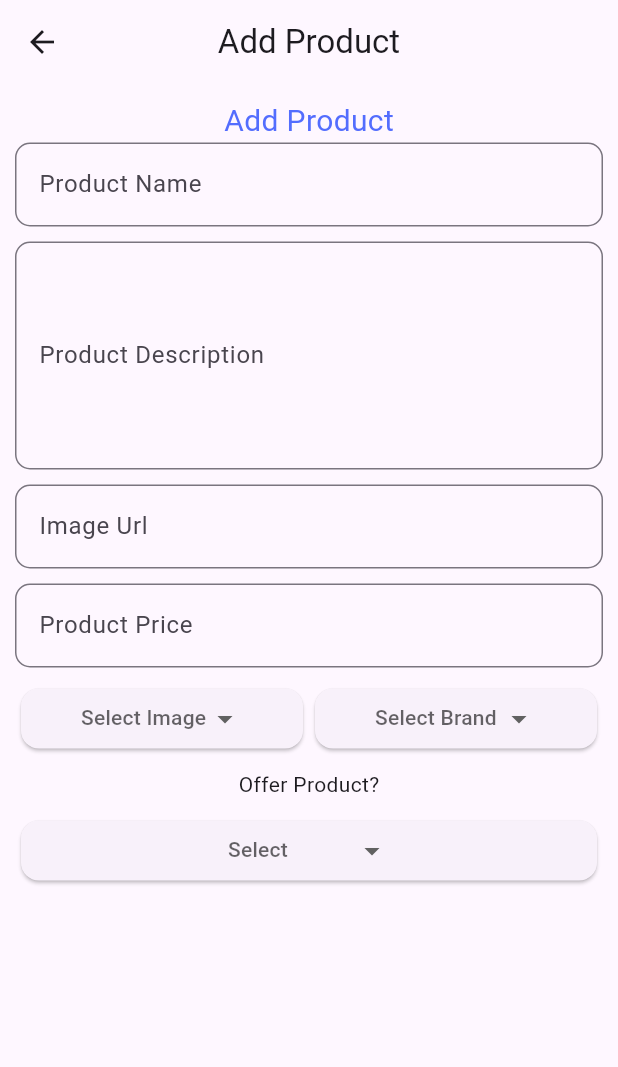
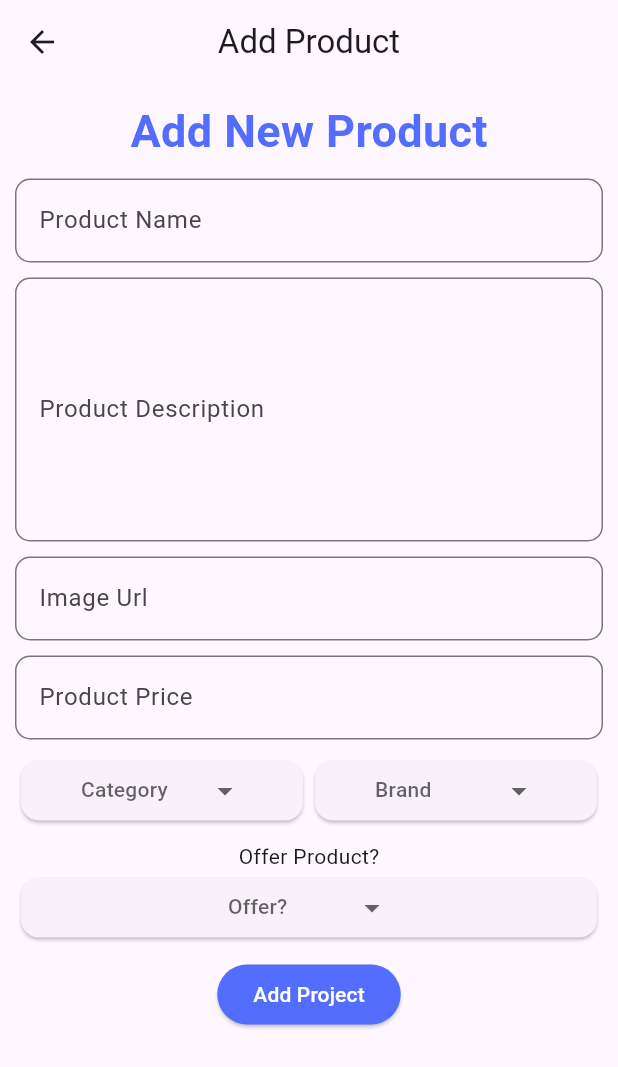
Before and after one commit to Amos4070/ecommerce, a Flutter app: the screen it shows after launch, after a tap on the "add" icon, on a phone screen of 412 x 824 dp. Shown: the top 1067 px of the screen. Run offline on Flutter 3.47's test engine with Material 3 defaults, Android fonts, the phone set to English and light mode, and no system bars; drawn by our look-alikes of dropdown_button2; our stand-ins replace cloud_firestore, firebase_core, get; accounts and stored records are empty.

Commit message:
New Changes

```diff
--- /dev/null
+++ b/lib/controllers/home_controller.dart
@@ -0,0 +1,28 @@
+import 'package:cloud_firestore/cloud_firestore.dart';
+import 'package:get/get.dart';
+
+class HomeController
+    extends GetxController {
+  ///trying to add my data to cloud firestore database
+  ///////////////////////////////////////////////////
+  FirebaseFirestore firestore = FirebaseFirestore.instance;
+
+  ///we need to create collection reference
+  /////////////////////////////////////////////////////////
+  late CollectionReference productCollection;
+  @override
+  void onInit() {
+    ///this is the same as initstate
+    /////////////////////////////////////////////////////////
+    productCollection = firestore.collection('product');
+    super.onInit();
+  }
+
+  ///creating method to add product to our collection
+///////////////////////////////////
+//////////////////////////////////
+
+  addProduct() {
+    DocumentReference doc = productCollection.doc();
+  }
+}
--- a/lib/main.dart
+++ b/lib/main.dart
@@ -1,30 +1,38 @@
-import 'package:ecommerce/page/home_page.dart';
+import 'package:ecommerce/controllers/custom_firebase_options.dart';
+import 'package:ecommerce/views/home_page.dart';
 import 'package:firebase_core/firebase_core.dart';
 import 'package:flutter/material.dart';
-import 'package:get/get_navigation/src/root/get_material_app.dart';
+import 'package:get/get.dart';
 
-void main() async {
+import 'controllers/home_controller.dart';
+
+void
+    main() async {
+  ///initializing getx controller
+  Get.put(HomeController());
+
+  ///initialising firebase
   WidgetsFlutterBinding.ensureInitialized();
-  await Firebase.initializeApp();
+
+  /// the firebase option was created by me check the firebase option folder
+  await Firebase.initializeApp(options: firebaseOptions);
   runApp(const MyApp());
 }
 
-
-class MyApp extends StatelessWidget {
+class MyApp
+    extends StatelessWidget {
   const MyApp({super.key});
-
 
   @override
   Widget build(BuildContext context) {
+    ///making get the root material
     return GetMaterialApp(
         debugShowCheckedModeBanner: false,
         title: '',
         theme: ThemeData(
-
           colorScheme: ColorScheme.fromSeed(seedColor: Colors.deepPurple),
           useMaterial3: true,
         ),
-      home: const HomePage()
-    );
+        home: const HomePage());
   }
 }
--- a/lib/page/add_product_page.dart
+++ /dev/null
@@ -1,107 +0,0 @@
-import 'package:flutter/material.dart';
-
-import 'dropdown_file/dropdown_listWidget.dart';
-
-
-
-class AddProductPage extends StatelessWidget {
-  const AddProductPage({super.key});
-
-  @override
-  Widget build(BuildContext context) {
-    return Scaffold(
-appBar: AppBar(title:    const Text('Add Product'),
-centerTitle:  true,),
-
-    body:   SingleChildScrollView(
-      keyboardDismissBehavior: ScrollViewKeyboardDismissBehavior.onDrag,
-      child: Container(
-        margin: const EdgeInsets.all(10),
-        width: double.maxFinite,
-        child: Column(
-          crossAxisAlignment: CrossAxisAlignment.center,
-          children: [
-            const Text('Add Product',  style: TextStyle(fontSize: 20, color:  Colors.indigoAccent),),
-           TextField(
-             decoration: InputDecoration(
-               hintText: 'Enter Your Product Name',
-               ///this is the textbox label
-               label: const Text('Product Name'),
-               border: OutlineInputBorder(
-                 borderRadius: BorderRadius.circular(10)
-               ),
-             ),
-
-           ),
-           const SizedBox(height: 10),
-           TextField(
-             keyboardType: TextInputType.text,
-             maxLines: 5,
-             decoration: InputDecoration(
-
-               hintText: 'Enter Your Product Description',
-               ///this is the textbox label
-               label: const Text('Product Description'),
-               border: OutlineInputBorder(
-                 borderRadius: BorderRadius.circular(10)
-               ),
-             ),
-
-           ),
-            const SizedBox(height: 10),
-
-            TextField(
-             decoration: InputDecoration(
-               hintText: 'Enter Your Image Url',
-               ///this is the textbox label
-               label: const Text('Image Url'),
-               border: OutlineInputBorder(
-                 borderRadius: BorderRadius.circular(10)
-               ),
-             ),
-
-           ),
-            const SizedBox(height: 10),
-
-            TextField(
-             decoration: InputDecoration(
-               hintText: 'Enter Your Product Price',
-               ///this is the textbox label
-               label: const Text('Product Price'),
-               border: OutlineInputBorder(
-                 borderRadius: BorderRadius.circular(10)
-               ),
-             ),
-
-           ),
-            const SizedBox(height: 10),
-
-        const Row(
-          children: [
-            Flexible(child: DropDownButton(dropDownName: 'Select Image',
-              itemsList: ['Cat1', 'Cat2', 'Cat3'],)),
-            Flexible(child: DropDownButton(dropDownName: 'Select Brand', itemsList: ['Brand1', 'Brand2', 'Brand3'],)),
-
-          ],
-        ),
-            const SizedBox(height: 10),
-
-            const Text('Offer Product?'),
-            const SizedBox(height: 10),
-       const DropDownButton(dropDownName: 'Select', itemsList: ['true', 'false'],),
-
-
-
-
-
-
-
-          ],
-        ),
-      ),
-    ),
-
-
-    );
-  }
-}
--- a/lib/page/home_page.dart
+++ /dev/null
@@ -1,34 +0,0 @@
-import 'package:ecommerce/page/add_product_page.dart';
-import 'package:flutter/cupertino.dart';
-import 'package:flutter/material.dart';
-import 'package:get/get.dart';
-import 'package:get/get_core/src/get_main.dart';
-
-class HomePage extends StatelessWidget {
-  const HomePage({super.key});
-
-  @override
-  Widget build(BuildContext context) {
-    return SafeArea(child: Scaffold(
-      appBar: AppBar(
-        centerTitle: true,
-        backgroundColor: Colors.blue,
-
-        title: const Text('FootWare Admin', style: TextStyle(fontWeight: FontWeight.bold),),
-      ),
-    body: ListView.builder(itemCount: 10,itemBuilder: (context, index){
-
-      return  ListTile(
-         title: const Text('Title'),
-        subtitle: const Text("Price:100"),
-        trailing: IconButton(onPressed: (){}, icon: const Icon(Icons.delete)),
-      );
-    }),
-
-    floatingActionButton: FloatingActionButton(onPressed: (){
-      Get.to(const AddProductPage(), transition: Transition.fadeIn, duration: const Duration(milliseconds: 10));
-    }, child: const Icon(Icons.add),),
-
-    ),);
-  }
-}
--- /dev/null
+++ b/lib/views/add_product_page.dart
@@ -0,0 +1,115 @@
+import 'package:ecommerce/controllers/home_controller.dart';
+import 'package:flutter/material.dart';
+import 'package:get/get_state_manager/src/simple/get_state.dart';
+
+import '../widgets/drop_down_pubdevpackage.dart';
+
+class AddProductPage
+    extends StatelessWidget {
+  const AddProductPage({super.key});
+
+  @override
+  Widget build(BuildContext context) {
+    return GetBuilder<HomeController>(builder: (myCustomLogic) {
+      return Scaffold(
+        appBar: AppBar(centerTitle: true, title: const Text('Add Product')),
+        body: SingleChildScrollView(
+          keyboardDismissBehavior: ScrollViewKeyboardDismissBehavior.onDrag,
+          child: Container(
+            margin: const EdgeInsets.all(10),
+            width: double.maxFinite,
+            child: Column(
+              crossAxisAlignment: CrossAxisAlignment.center,
+              children: [
+                const Text(
+                  'Add New Product',
+                  style: TextStyle(fontSize: 30, color: Colors.indigoAccent, fontWeight: FontWeight.bold),
+                ),
+                const SizedBox(height: 10),
+                TextField(
+                  decoration: InputDecoration(
+                      label: const Text('Product Name'),
+                      hintText: 'Enter Your Product Name',
+                      border: OutlineInputBorder(
+                        borderRadius: BorderRadius.circular(10),
+                      )),
+                ),
+                const SizedBox(height: 10),
+                TextField(
+                  maxLines: 6,
+                  decoration: InputDecoration(
+                      label: const Text('Product Description'),
+                      hintText: 'Enter Your Product Description',
+                      border: OutlineInputBorder(
+                        borderRadius: BorderRadius.circular(10),
+                      )),
+                ),
+                const SizedBox(height: 10),
+                TextField(
+                  decoration: InputDecoration(
+                      label: const Text('Image Url'),
+                      hintText: 'Enter Your Image Url',
+                      border: OutlineInputBorder(
+                        borderRadius: BorderRadius.circular(10),
+                      )),
+                ),
+                const SizedBox(height: 10),
+                TextField(
+                  decoration: InputDecoration(
+                      label: const Text('Product Price'),
+                      hintText: 'Enter Your Product Price',
+                      border: OutlineInputBorder(
+                        borderRadius: BorderRadius.circular(10),
+                      )),
+                ),
+                const SizedBox(height: 10),
+                Row(
+                  children: [
+                    Flexible(
+                        child: DropDownButton(
+                      name: 'Category',
+                      listItem: const [
+                        'Cat1',
+                        'Cat2',
+                        'Cat3'
+                      ],
+                      onSelected: (selectedValue) {},
+                    )),
+                    Flexible(
+                        child: DropDownButton(
+                      name: 'Brand',
+                      listItem: const [
+                        'Brand1',
+                        'Brand2',
+                        'Brand3'
+                      ],
+                      onSelected: (selectedValue) {},
+                    )),
+                  ],
+                ),
+                const SizedBox(height: 10),
+                const Text('Offer Product?'),
+                DropDownButton(
+                  name: 'Offer?',
+                  listItem: const [
+                    'true',
+                    'false',
+                  ],
+                  onSelected: (selectedValue) {},
+                ),
+                const SizedBox(height: 10),
+                ElevatedButton(
+                    style: ElevatedButton.styleFrom(backgroundColor: Colors.indigoAccent),
+                    onPressed: () {},
+                    child: const Text(
+                      'Add Project',
+                      style: TextStyle(color: Colors.white),
+                    ))
+              ],
+            ),
+          ),
+        ),
+      );
+    });
+  }
+}
--- /dev/null
+++ b/lib/views/home_page.dart
@@ -0,0 +1,47 @@
+import 'package:ecommerce/controllers/home_controller.dart';
+import 'package:ecommerce/views/add_product_page.dart';
+import 'package:flutter/material.dart';
+import 'package:get/get.dart';
+
+class HomePage
+    extends StatelessWidget {
+  const HomePage({super.key});
+
+  @override
+  Widget build(BuildContext context) {
+    return GetBuilder<HomeController>(builder: (myLogic) {
+      return Scaffold(
+        appBar: AppBar(
+          backgroundColor: Colors.blueAccent,
+          titleTextStyle: const TextStyle(fontSize: 20, fontWeight: FontWeight.bold, color: Colors.white),
+          title: const Text('Footwear Admin'),
+          centerTitle: true,
+        ),
+        body: ListView.builder(
+            itemCount: 10,
+            itemBuilder: (context, index) {
+              return ListTile(
+                title: const Text('Title'),
+                subtitle: const Text('Price:100'),
+                trailing: IconButton(
+                  onPressed: () {
+                    ///TODO implement this
+                  },
+                  icon: const Icon(Icons.delete),
+                ),
+              );
+            }),
+        floatingActionButton: FloatingActionButton(
+          onPressed: () {
+            Get.to(
+              const AddProductPage(),
+              transition: Transition.leftToRight,
+              duration: const Duration(milliseconds: 10),
+            );
+          },
+          child: const Icon(Icons.add),
+        ),
+      );
+    });
+  }
+}
--- a/lib/page/dropdown_file/dropdown_listWidget.dart
+++ b/lib/widgets/drop_down_pubdevpackage.dart
@@ -1,15 +1,16 @@
 import 'package:dropdown_button2/dropdown_button2.dart';
 import 'package:flutter/material.dart';
 
+String?
+    selectedValue;
 
+class DropDownButton
+    extends StatelessWidget {
+  final String name;
+  final List<String> listItem;
+  final Function(String?) onSelected;
 
-String? selectedValue;
-class DropDownButton extends StatelessWidget {
-  final List <String> itemsList;
-  final String dropDownName;
-   const DropDownButton({
-    super.key, required this.dropDownName, required this.itemsList
-  });
+  const DropDownButton({super.key, required this.name, required this.listItem, required this.onSelected});
 
   @override
   Widget build(BuildContext context) {
@@ -19,13 +20,13 @@ class DropDownButton extends StatelessWidget {
           child: DropdownButton2<String>(
             isExpanded: true,
             hint: Text(
-              dropDownName,
+              name,
               style: TextStyle(
                 fontSize: 14,
                 color: Theme.of(context).hintColor,
               ),
             ),
-            items: itemsList
+            items: listItem
                 .map((String item) => DropdownMenuItem<String>(
                       value: item,
                       child: Text(
@@ -38,7 +39,7 @@ class DropDownButton extends StatelessWidget {
                 .toList(),
             value: selectedValue,
             onChanged: (String? value) {
-              selectedValue=value;
+              onSelected(value);
             },
             buttonStyleData: const ButtonStyleData(
               padding: EdgeInsets.symmetric(horizontal: 16),
```
Also changed, not shown: pubspec.yaml (+8 -48 lines), lib/controllers/custom_firebase_options.dart (added), 1 other file. Lines whose indentation alone changed are shown as unchanged.
